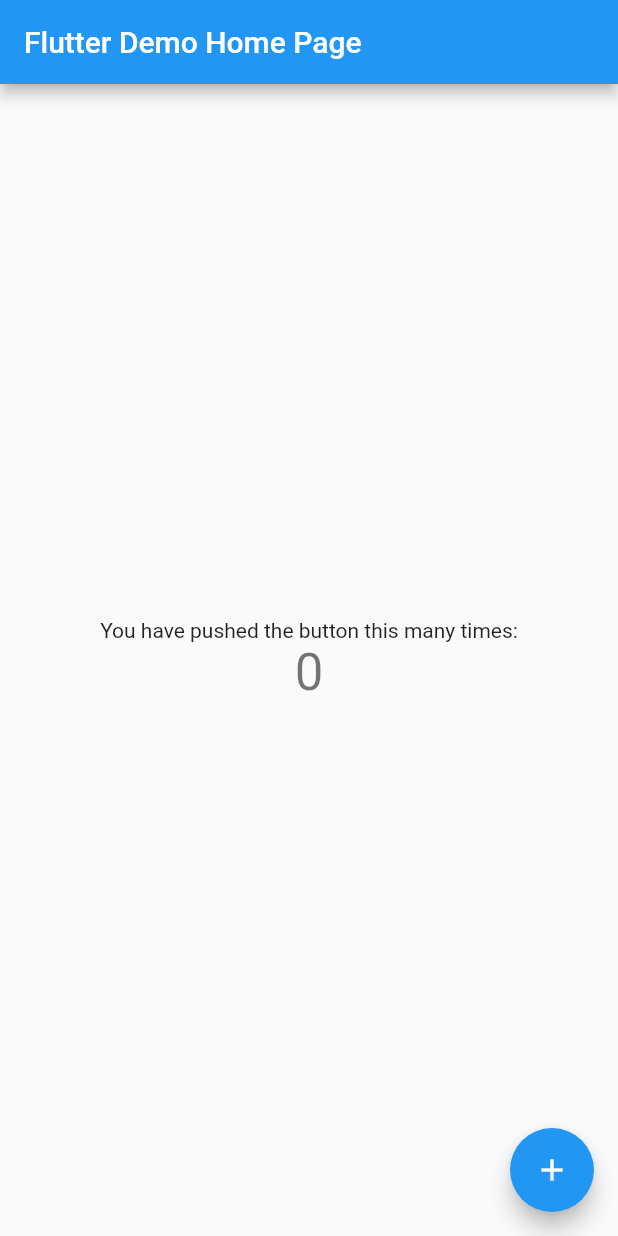
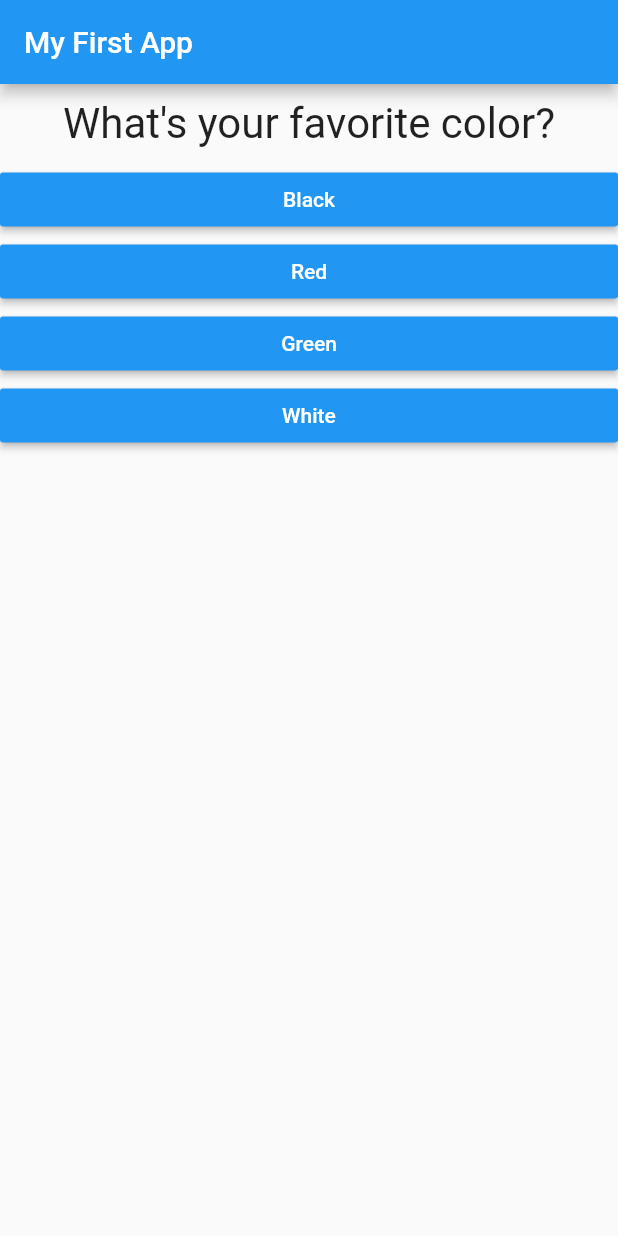
Before and after one commit to sammyv960/flutter, a Flutter app: the screen it shows after launch, on a phone screen of 412 x 824 dp. Run offline on Flutter 3.47's test engine with Material 2 defaults, Android fonts, the phone set to English and light mode, and no system bars.

Commit message:
app1 update

```diff
--- /dev/null
+++ b/lib/answer.dart
@@ -0,0 +1,21 @@
+import 'package:flutter/material.dart';
+
+class Answer extends StatelessWidget {
+  final Function selectHandler;
+  final String answerText;
+
+  Answer(this.selectHandler, this.answerText);
+
+  @override
+  Widget build(BuildContext context) {
+    return Container(
+      width: double.infinity,
+      child: RaisedButton(
+        color: Colors.blue,
+        textColor: Colors.white,
+        child: Text(answerText),
+        onPressed: selectHandler,
+      ),
+    );
+  }
+}
--- a/lib/main.dart
+++ b/lib/main.dart
@@ -1,117 +1,102 @@
 import 'package:flutter/material.dart';
 
-void main() {
-  runApp(MyApp());
-}
+import './quiz.dart';
+import './result.dart';
+// void main() {
+//   runApp(MyApp());
+// }
 
-class MyApp extends StatelessWidget {
-  // This widget is the root of your application.
+void main() => runApp(MyApp());
+
+class MyApp extends StatefulWidget {
   @override
-  Widget build(BuildContext context) {
-    return MaterialApp(
-      title: 'Flutter Demo',
-      theme: ThemeData(
-        // This is the theme of your application.
-        //
-        // Try running your application with "flutter run". You'll see the
-        // application has a blue toolbar. Then, without quitting the app, try
-        // changing the primarySwatch below to Colors.green and then invoke
-        // "hot reload" (press "r" in the console where you ran "flutter run",
-        // or simply save your changes to "hot reload" in a Flutter IDE).
-        // Notice that the counter didn't reset back to zero; the application
-        // is not restarted.
-        primarySwatch: Colors.blue,
-        // This makes the visual density adapt to the platform that you run
-        // the app on. For desktop platforms, the controls will be smaller and
-        // closer together (more dense) than on mobile platforms.
-        visualDensity: VisualDensity.adaptivePlatformDensity,
-      ),
-      home: MyHomePage(title: 'Flutter Demo Home Page'),
-    );
+  State<StatefulWidget> createState() {
+    // TODO: implement createState
+    return _MyAppState();
   }
 }
 
-class MyHomePage extends StatefulWidget {
-  MyHomePage({Key key, this.title}) : super(key: key);
+class _MyAppState extends State<MyApp> {
+  final _questions = const [
+    {
+      'questionText': 'What\'s your favorite color?',
+      'answers': [
+        {'text': 'Black', 'score': 10},
+        {'text': 'Red', 'score': 5},
+        {'text': 'Green', 'score': 3},
+        {'text': 'White', 'score': 1},
+      ],
+    },
+    {
+      'questionText': 'What\'s your favorite animal?',
+      'answers': [
+        {'text': 'Rabbit', 'score': 3},
+        {'text': 'Snake', 'score': 11},
+        {'text': 'Elephant', 'score': 5},
+        {'text': 'Lion', 'score': 9},
+      ],
+    },
+    {
+      'questionText': 'Who\'s your favorite instructor?',
+      'answers': [
+        {'text': 'Max', 'score': 1},
+        {'text': 'Max', 'score': 1},
+        {'text': 'Max', 'score': 1},
+        {'text': 'Max', 'score': 1},
+      ],
+    },
+  ];
+  // Faster performance way to define listing - ivan gor advise
+  // List<String> asd = []
 
-  // This widget is the home page of your application. It is stateful, meaning
-  // that it has a State object (defined below) that contains fields that affect
-  // how it looks.
+  var _questionIndex = 0;
+  var _totalScore = 0;
 
-  // This class is the configuration for the state. It holds the values (in this
-  // case the title) provided by the parent (in this case the App widget) and
-  // used by the build method of the State. Fields in a Widget subclass are
-  // always marked "final".
+  void _resetQuiz() {
+    setState(() {
+      _questionIndex = 0;
+      _totalScore = 0;
+    });
+  }
 
-  final String title;
+  void _answerQuestion(int score) {
+    // var aBool = true;
+    // aBool = false;
 
-  @override
-  _MyHomePageState createState() => _MyHomePageState();
-}
+    _totalScore = _totalScore + score;
 
-class _MyHomePageState extends State<MyHomePage> {
-  int _counter = 0;
-
-  void _incrementCounter() {
     setState(() {
-      // This call to setState tells the Flutter framework that something has
-      // changed in this State, which causes it to rerun the build method below
-      // so that the display can reflect the updated values. If we changed
-      // _counter without calling setState(), then the build method would not be
-      // called again, and so nothing would appear to happen.
-      _counter++;
+      _questionIndex = _questionIndex + 1;
     });
+    print(_questionIndex);
+    if (_questionIndex < _questions.length) {
+      print('We have more questions!');
+    } else {
+      print('No more questions!');
+    }
   }
 
   @override
   Widget build(BuildContext context) {
-    // This method is rerun every time setState is called, for instance as done
-    // by the _incrementCounter method above.
-    //
-    // The Flutter framework has been optimized to make rerunning build methods
-    // fast, so that you can just rebuild anything that needs updating rather
-    // than having to individually change instances of widgets.
-    return Scaffold(
-      appBar: AppBar(
-        // Here we take the value from the MyHomePage object that was created by
-        // the App.build method, and use it to set our appbar title.
-        title: Text(widget.title),
+    // var dummy = const ['Hello'];
+    // dummy.add('Max');
+    // print(dummy);
+    // dummy = [];
+    // questions = []; // does not work if questions is a const
+
+    return MaterialApp(
+      home: Scaffold(
+        appBar: AppBar(
+          title: Text('My First App'),
+        ),
+        body: _questionIndex < _questions.length
+            ? Quiz(
+                answerQuestion: _answerQuestion,
+                questionIndex: _questionIndex,
+                questions: _questions,
+              )
+            : Result(_totalScore, _resetQuiz),
       ),
-      body: Center(
-        // Center is a layout widget. It takes a single child and positions it
-        // in the middle of the parent.
-        child: Column(
-          // Column is also a layout widget. It takes a list of children and
-          // arranges them vertically. By default, it sizes itself to fit its
-          // children horizontally, and tries to be as tall as its parent.
-          //
-          // Invoke "debug painting" (press "p" in the console, choose the
-          // "Toggle Debug Paint" action from the Flutter Inspector in Android
-          // Studio, or the "Toggle Debug Paint" command in Visual Studio Code)
-          // to see the wireframe for each widget.
-          //
-          // Column has various properties to control how it sizes itself and
-          // how it positions its children. Here we use mainAxisAlignment to
-          // center the children vertically; the main axis here is the vertical
-          // axis because Columns are vertical (the cross axis would be
-          // horizontal).
-          mainAxisAlignment: MainAxisAlignment.center,
-          children: <Widget>[
-            Text(
-              'You have pushed the button this many times:',
-            ),
-            Text(
-              '$_counter',
-              style: Theme.of(context).textTheme.headline4,
-            ),
-          ],
-        ),
-      ),
-      floatingActionButton: FloatingActionButton(
-        onPressed: _incrementCounter,
-        tooltip: 'Increment',
-        child: Icon(Icons.add),
-      ), // This trailing comma makes auto-formatting nicer for build methods.
     );
   }
 }
--- /dev/null
+++ b/lib/question.dart
@@ -0,0 +1,20 @@
+import 'package:flutter/material.dart';
+
+class Question extends StatelessWidget {
+  final String questionText;
+
+  Question(this.questionText);
+
+  @override
+  Widget build(BuildContext context) {
+    return Container(
+      width: double.infinity,
+      margin: EdgeInsets.all(10),
+      child: Text(
+        questionText,
+        style: TextStyle(fontSize: 28),
+        textAlign: TextAlign.center,
+      ),
+    );
+  }
+}
--- /dev/null
+++ b/lib/quiz.dart
@@ -0,0 +1,30 @@
+import 'package:flutter/material.dart';
+
+import './question.dart';
+import './answer.dart';
+
+class Quiz extends StatelessWidget {
+  final List<Map<String, Object>> questions;
+  final int questionIndex;
+  final Function answerQuestion;
+
+  Quiz({
+    @required this.questions,
+    @required this.answerQuestion,
+    @required this.questionIndex,
+  });
+
+  @override
+  Widget build(BuildContext context) {
+    return Column(
+      children: [
+        Question(
+          questions[questionIndex]['questionText'],
+        ),
+        ...(questions[questionIndex]['answers'] as List<Map<String, Object>>).map((answer) {
+          return Answer(() => answerQuestion(answer['score']), answer['text']);
+        }).toList()
+      ],
+    );
+  }
+}
```
Also changed, not shown: lib/result.dart (added, +61 -0 lines).
